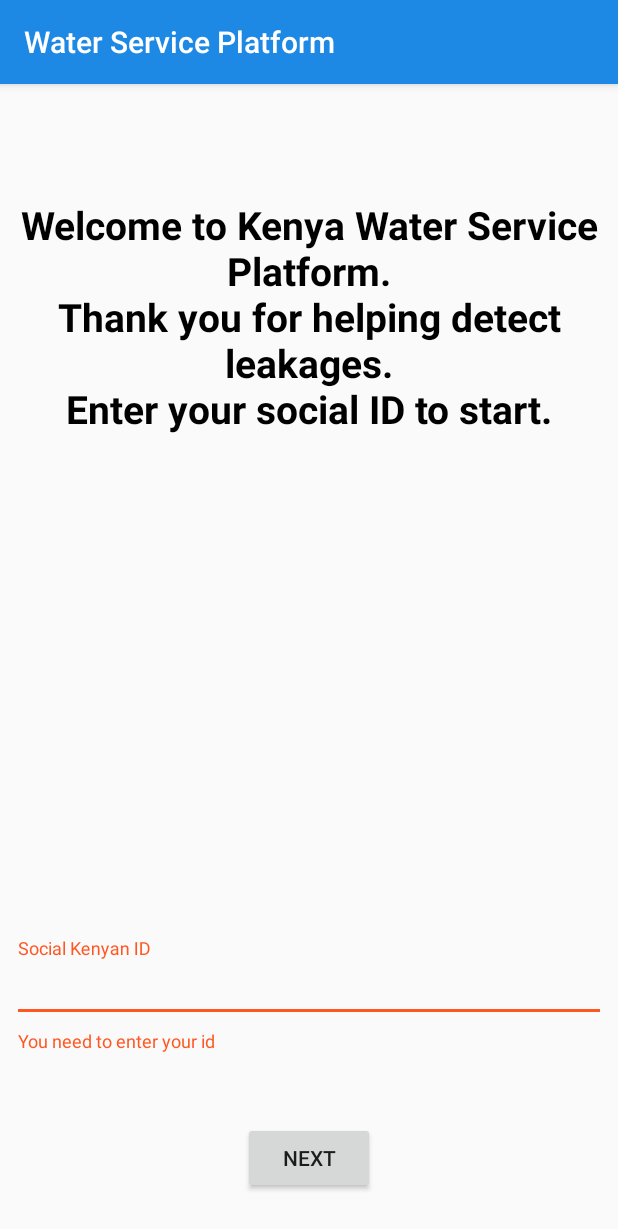
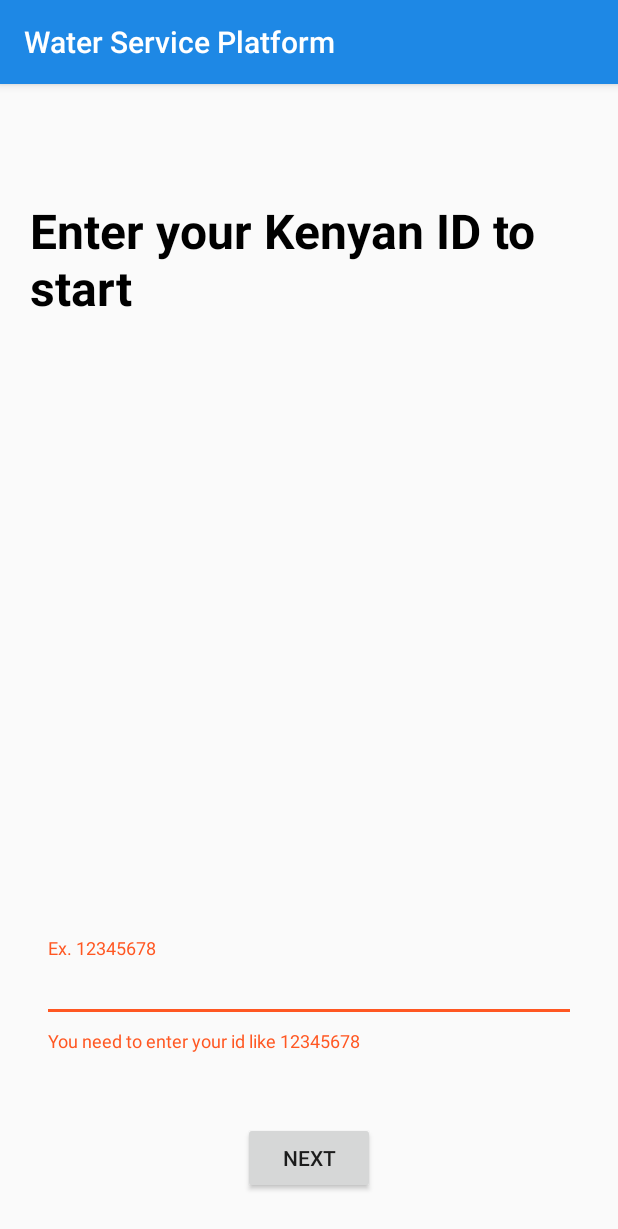
Before and after one commit to AlinaNicolae/Water-Service-Platform, an Android app: the screen it shows after launch (Main), after a tap on "NEXT", on a phone screen of 412 x 824 dp. Shown: the top 1229 px of the screen. Run offline under Robolectric (Android 15) with nearby library versions, the phone set to English and light mode, and no system bars; 1 statement that could not run was skipped.

Commit message:
Some changes to the main page

```diff
--- a/app/src/main/java/com/example/alina/waterserviceplatform/Form.java
+++ b/app/src/main/java/com/example/alina/waterserviceplatform/Form.java
@@ -29,15 +29,23 @@ public class Form extends AppCompatActivity {
     protected void onCreate(Bundle savedInstanceState) {
         super.onCreate(savedInstanceState);
         setContentView(R.layout.activity_form);
+        boolean flag = false;
 
         try {
             File file;
             String path = Environment.getExternalStorageDirectory().toString();
-            file = new File(path, "leakage.png");
+            file = new File(path, "leakage2.png");
+            if (!file.exists()) {
+                file = new File(path, "leakage.png");
+                flag = true;
+            }
             MediaStore.Images.Media.insertImage(getContentResolver(),file.getAbsolutePath(),file.getName(),file.getName());
 
             BitmapFactory.Options options = new BitmapFactory.Options();
             options.inPreferredConfig = Bitmap.Config.ARGB_8888;
+            if (flag == false) {
+                Bitmap bitmap = BitmapFactory.decodeFile(path + "/leakage2.png");
+            }
             Bitmap bitmap = BitmapFactory.decodeFile(path + "/leakage.png");
             ImageView image = (ImageView) findViewById(R.id.imageView);
             image.setImageBitmap(bitmap);
--- a/app/src/main/java/com/example/alina/waterserviceplatform/Main.java
+++ b/app/src/main/java/com/example/alina/waterserviceplatform/Main.java
@@ -1,5 +1,6 @@
 package com.example.alina.waterserviceplatform;
 
+import android.app.Activity;
 import android.content.Context;
 import android.content.SharedPreferences;
 import android.graphics.Bitmap;
@@ -11,7 +12,10 @@ import android.support.v7.app.AppCompatActivity;
 import android.os.Bundle;
 import android.util.Log;
 import android.view.KeyEvent;
+import android.view.MotionEvent;
+import android.view.ViewGroup;
 import android.view.inputmethod.EditorInfo;
+import android.view.inputmethod.InputMethodManager;
 import android.widget.Button;
 import android.view.View;
 import android.content.Intent;
@@ -35,8 +39,8 @@ public class Main extends AppCompatActivity {
                 EditText txt = (EditText) findViewById(R.id.kenyanID);
                 String kenyanID = txt.getText().toString();
                 TextInputLayout til = (TextInputLayout) findViewById(R.id.textInputLayout3);
-                if (kenyanID == null || kenyanID.isEmpty() || !kenyanID.matches("[a-zA-Z0-9]*")) {
-                    til.setError("You need to enter your id");
+                if (kenyanID == null || kenyanID.isEmpty() || !kenyanID.matches("[0-9]*") || kenyanID.length() != 8) {
+                    til.setError("You need to enter your id like 12345678");
                 } else {
                     til.setError(null);
                     Intent i = new Intent(Main.this, CardView.class);
@@ -62,8 +66,8 @@ public class Main extends AppCompatActivity {
                         EditText editText = (EditText) findViewById(R.id.kenyanID);
                         String kenyanID = editText.getText().toString();
                         TextInputLayout til = (TextInputLayout) findViewById(R.id.textInputLayout3);
-                            if (kenyanID == null || kenyanID.isEmpty() || !kenyanID.matches("[a-zA-Z0-9]*")) {
-                                til.setError("You need to enter your id");
+                        if (kenyanID == null || kenyanID.isEmpty() || !kenyanID.matches("[0-9]*") || kenyanID.length() != 8) {
+                            til.setError("You need to enter your id like 12345678");
                         } else {
                             til.setError(null);
                             i.putExtra("kenyanID", kenyanID);
@@ -78,6 +82,37 @@ public class Main extends AppCompatActivity {
             }
         });
 
+        setupUI(findViewById(R.id.parent));
+
+    }
+
+    public static void hideSoftKeyboard(Activity activity) {
+        InputMethodManager inputMethodManager =
+                (InputMethodManager) activity.getSystemService(
+                        Activity.INPUT_METHOD_SERVICE);
+        inputMethodManager.hideSoftInputFromWindow(
+                activity.getCurrentFocus().getWindowToken(), 0);
+    }
+
+    public void setupUI(View view) {
+
+        // Set up touch listener for non-text box views to hide keyboard.
+        if (!(view instanceof EditText)) {
+            view.setOnTouchListener(new View.OnTouchListener() {
+                public boolean onTouch(View v, MotionEvent event) {
+                    hideSoftKeyboard(Main.this);
+                    return false;
+                }
+            });
+        }
+
+        //If a layout container, iterate over children and seed recursion.
+        if (view instanceof ViewGroup) {
+            for (int i = 0; i < ((ViewGroup) view).getChildCount(); i++) {
+                View innerView = ((ViewGroup) view).getChildAt(i);
+                setupUI(innerView);
+            }
+        }
     }
 
 }
--- a/app/src/main/res/layout/activity_main.xml
+++ b/app/src/main/res/layout/activity_main.xml
@@ -1,22 +1,24 @@
 <?xml version="1.0" encoding="utf-8"?>
-<android.support.constraint.ConstraintLayout xmlns:android="http://schemas.android.com/apk/res/android"
+<android.support.constraint.ConstraintLayout android:id="@+id/parent" xmlns:android="http://schemas.android.com/apk/res/android"
     xmlns:app="http://schemas.android.com/apk/res-auto"
     xmlns:tools="http://schemas.android.com/tools"
     android:layout_width="match_parent"
     android:layout_height="match_parent"
     tools:context="com.example.alina.waterserviceplatform.Main"
-    tools:layout_editor_absoluteY="81dp">
+    tools:layout_editor_absoluteY="81dp"
+    android:layout_marginLeft="20dp"
+    android:layout_marginRight="20dp">
 
     <TextView
         android:id="@+id/textView3"
-        android:layout_width="wrap_content"
+        android:layout_width="match_parent"
         android:layout_height="wrap_content"
         android:layout_marginTop="76dp"
-        android:gravity="center"
+        android:gravity="left"
         android:inputType="textMultiLine"
-        android:text="Welcome to Kenya Water Service Platform.\nThank you for helping detect leakages.\nEnter your social ID to start."
+        android:text="Enter your Kenyan ID to start"
         android:textColor="#000000"
-        android:textSize="26dp"
+        android:textSize="32dp"
         android:textStyle="bold"
         app:layout_constraintStart_toStartOf="parent"
         app:layout_constraintTop_toTopOf="parent" />
@@ -48,8 +50,8 @@
             android:layout_width="match_parent"
             android:layout_height="wrap_content"
             android:textColorHint="@android:color/holo_blue_dark"
-            android:textColor="@color/colorPrimary"
-            android:hint="Social Kenyan ID"
+            android:textColor="#D3D3D3"
+            android:hint="Ex. 12345678"
             android:textColorHighlight="@color/colorPrimary"
             app:backgroundTint="@color/colorPrimary"/>
     </android.support.design.widget.TextInputLayout>
```
Lines whose indentation alone changed are shown as unchanged.
